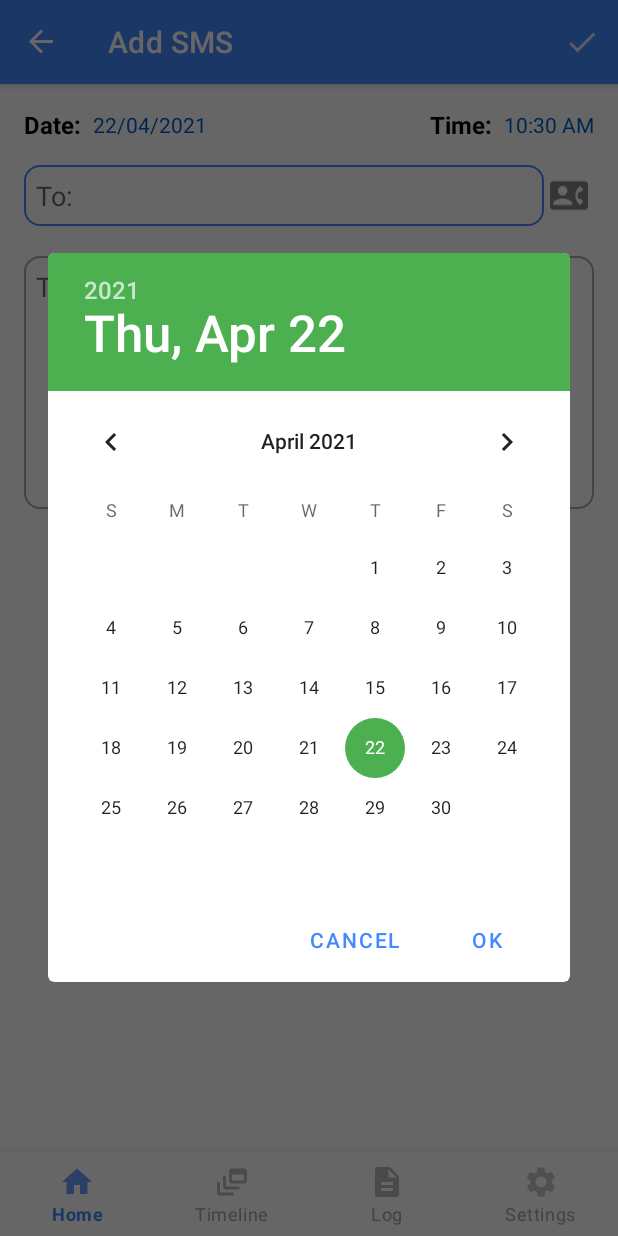
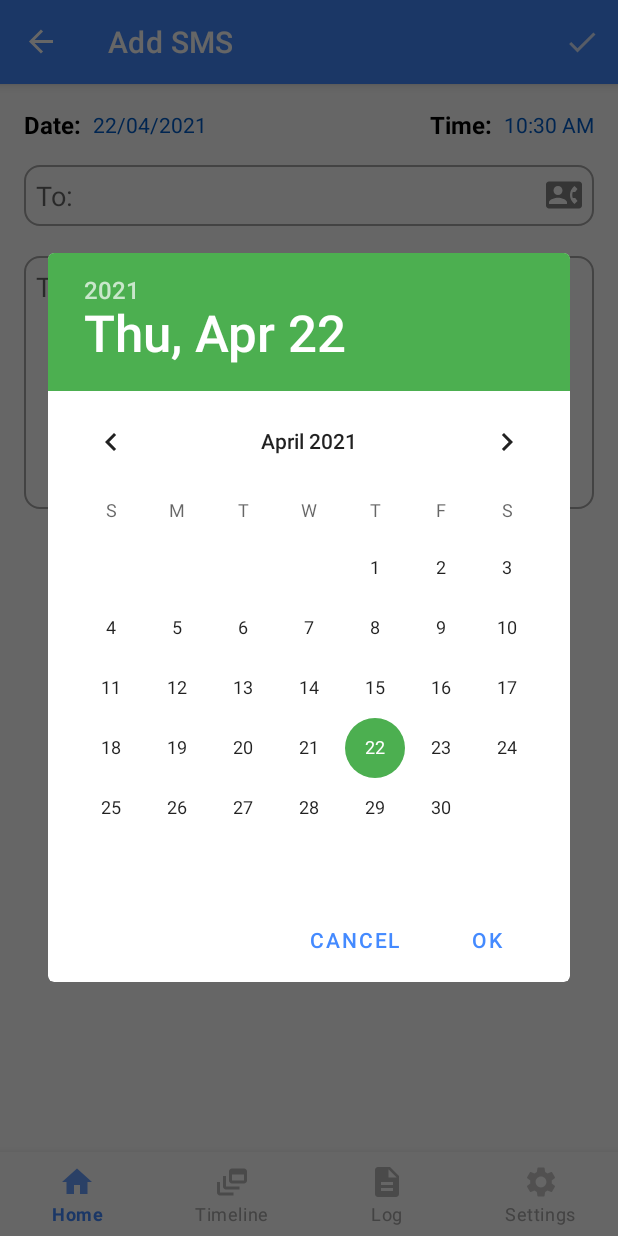
Before and after one commit to tanvir-ahmod/SMS-Scheduler, an Android app: the AddSmsFragment screen opened through its navigation route, after a tap on an icon or button, on a phone screen of 412 x 824 dp. Run offline under Robolectric (Android 15) with nearby library versions, the light colour scheme and no system bars; our stand-ins replace Dagger/Hilt's generated code, Room's generated code, data binding, navigation-ui; libraries missing offline, so code that uses them is left out: androidx.hilt.lifecycle; 1 other tap on this screen came first.

Commit message:
Update Add Sms UI

```diff
--- a/app/src/main/java/com/example/scheduledmessenger/ui/add_sms/AddSmsFragment.kt
+++ b/app/src/main/java/com/example/scheduledmessenger/ui/add_sms/AddSmsFragment.kt
@@ -1,15 +1,13 @@
 package com.example.scheduledmessenger.ui.add_sms
 
 import android.Manifest
+import android.annotation.SuppressLint
 import android.app.DatePickerDialog
 import android.app.TimePickerDialog
-import android.content.DialogInterface
 import android.content.pm.PackageManager
 import android.os.Bundle
-import android.view.Menu
-import android.view.MenuInflater
-import android.view.MenuItem
-import android.view.View
+import android.view.*
+import android.view.View.OnTouchListener
 import androidx.appcompat.app.AppCompatActivity
 import androidx.core.content.ContextCompat
 import androidx.fragment.app.activityViewModels
@@ -61,13 +59,23 @@ class AddSmsFragment : BaseFragment<AddSmsViewModel, FragmentAddSmsBinding>() {
             mViewModel.showSimCards()
     }
 
+    @SuppressLint("ClickableViewAccessibility")
     private fun initListeners() {
-        mViewBinding.ivShowContacts.setOnClickListener {
-            if (isGrantedReadContactPermission()) {
-                requestReadContactPermission()
-            } else
-                gotoContactFragment()
-        }
+
+        mViewBinding.tvTo.setOnTouchListener(OnTouchListener { _, event ->
+            val DRAWABLE_RIGHT = 2
+            if (event.action == MotionEvent.ACTION_UP) {
+                if (mViewBinding.tvTo.compoundDrawables[DRAWABLE_RIGHT] != null)
+                    if (event.rawX >= mViewBinding.tvTo.right - mViewBinding.tvTo.compoundDrawables[DRAWABLE_RIGHT].bounds.width()) {
+                        if (isGrantedReadContactPermission()) {
+                            requestReadContactPermission()
+                        } else
+                            gotoContactFragment()
+                        return@OnTouchListener true
+                    }
+            }
+            false
+        })
     }
 
     private fun isGrantedReadContactPermission(): Boolean = ContextCompat.checkSelfPermission(
@@ -127,14 +135,14 @@ class AddSmsFragment : BaseFragment<AddSmsViewModel, FragmentAddSmsBinding>() {
 
         mViewModel.showDatePicker.observe(
             viewLifecycleOwner, Observer {
-                it.getContentIfNotHandled()?.let {date->
+                it.getContentIfNotHandled()?.let { date ->
                     showDatePicker(date)
                 }
             })
 
         mViewModel.showTimePicker.observe(
             viewLifecycleOwner, Observer {
-                it.getContentIfNotHandled()?.let {time->
+                it.getContentIfNotHandled()?.let { time ->
                     showTimePicker(time)
                 }
             })
@@ -156,6 +164,19 @@ class AddSmsFragment : BaseFragment<AddSmsViewModel, FragmentAddSmsBinding>() {
             for (sim in sims) {
                 mViewBinding.llSimInfoContainer.addView(sim)
             }
+        })
+        mViewModel.isVisibleContactIcon.observe(viewLifecycleOwner, Observer { isVisible ->
+            if (isVisible)
+                mViewBinding.tvTo.setCompoundDrawablesWithIntrinsicBounds(
+                    0,
+                    0,
+                    R.drawable.ic_contact,
+                    0
+                )
+            else
+                mViewBinding.tvTo.setCompoundDrawablesWithIntrinsicBounds(null, null, null, null)
+
+
         })
     }
 
--- a/app/src/main/java/com/example/scheduledmessenger/ui/add_sms/AddSmsViewModel.kt
+++ b/app/src/main/java/com/example/scheduledmessenger/ui/add_sms/AddSmsViewModel.kt
@@ -11,7 +11,6 @@ import androidx.databinding.ObservableField
 import androidx.hilt.lifecycle.ViewModelInject
 import androidx.lifecycle.LiveData
 import androidx.lifecycle.MutableLiveData
-import androidx.lifecycle.switchMap
 import androidx.lifecycle.viewModelScope
 import com.example.scheduledmessenger.R
 import com.example.scheduledmessenger.base.BaseViewModel
@@ -70,6 +69,9 @@ class AddSmsViewModel @ViewModelInject constructor(
     private val _availableSims = MutableLiveData<List<CheckBox>>()
     val availableSims: LiveData<List<CheckBox>> = _availableSims
     private val sims: ArrayList<CheckBox> = arrayListOf()
+
+    private val _isVisibleContactIcon = MutableLiveData<Boolean>(true)
+    val isVisibleContactIcon: LiveData<Boolean> = _isVisibleContactIcon
 
     fun addReceiverNumber() {
         if (!isFormEditable.get()!!)
@@ -287,6 +289,7 @@ class AddSmsViewModel @ViewModelInject constructor(
 
     private fun setAsNotEditable() {
         isFormEditable.set(false)
+        _isVisibleContactIcon.value = false
         _actionBarText.value = "View SMS"
     }
 
--- a/app/src/main/res/layout/fragment_add_sms.xml
+++ b/app/src/main/res/layout/fragment_add_sms.xml
@@ -98,11 +98,11 @@
             android:src="@drawable/ic_add_black"
             android:visibility="@{viewModel.etReceiverNumber.isEmpty() ? View.GONE : View.VISIBLE}"
             app:layout_constraintBottom_toBottomOf="@+id/tv_to"
-            app:layout_constraintEnd_toStartOf="@+id/iv_show_contacts"
+            app:layout_constraintEnd_toEndOf="parent"
             app:layout_constraintStart_toEndOf="@+id/tv_to"
             app:layout_constraintTop_toTopOf="@+id/tv_to" />
 
-        <androidx.appcompat.widget.AppCompatImageView
+       <!-- <androidx.appcompat.widget.AppCompatImageView
             android:id="@+id/iv_show_contacts"
             android:layout_width="25dp"
             android:layout_height="0dp"
@@ -113,7 +113,7 @@
             app:layout_constraintBottom_toBottomOf="@+id/tv_to"
             app:layout_constraintEnd_toEndOf="parent"
             app:layout_constraintStart_toEndOf="@+id/iv_add_receiver"
-            app:layout_constraintTop_toTopOf="@+id/tv_to" />
+            app:layout_constraintTop_toTopOf="@+id/tv_to" />-->
 
 
         <com.google.android.material.chip.ChipGroup
```
